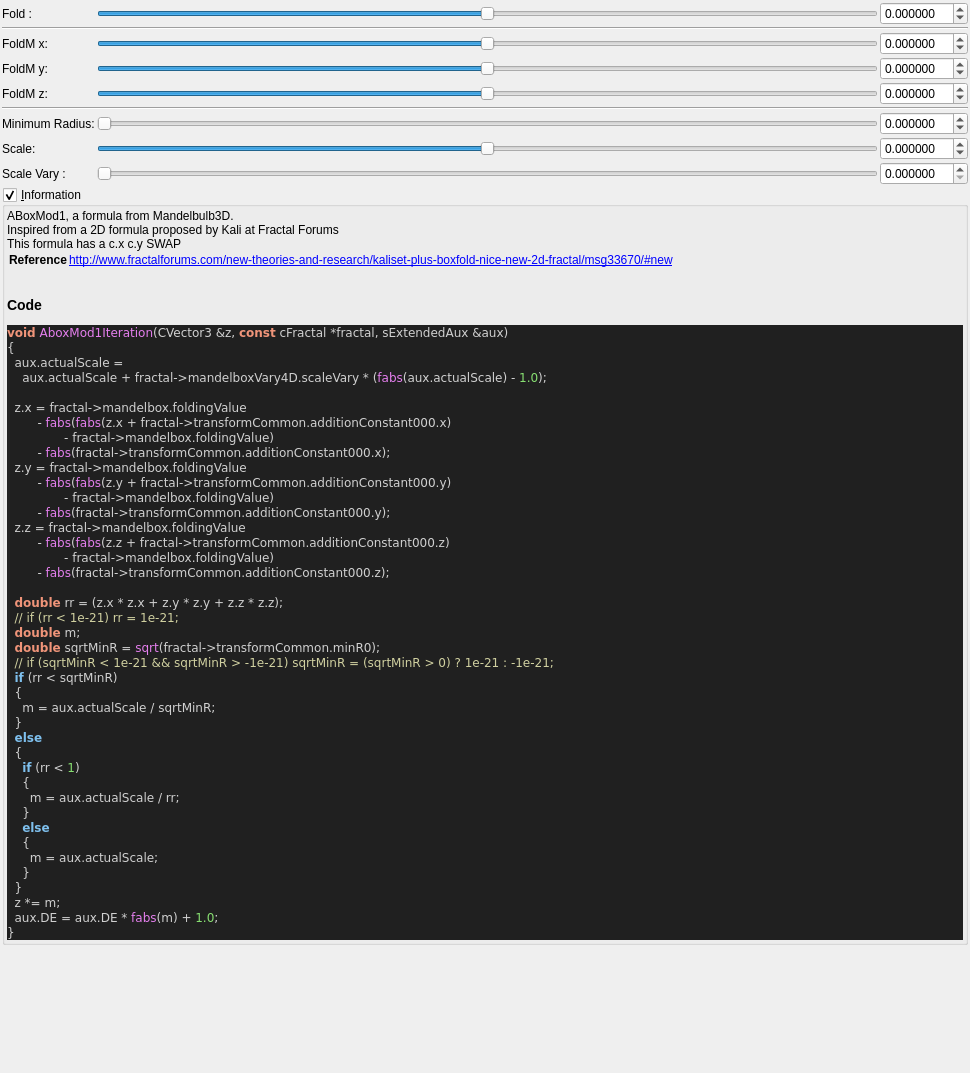
Qt form mandelbulber2/qt_data/fractal_aboxMod1.ui (buddhi1980/mandelbulber2) before a commit.
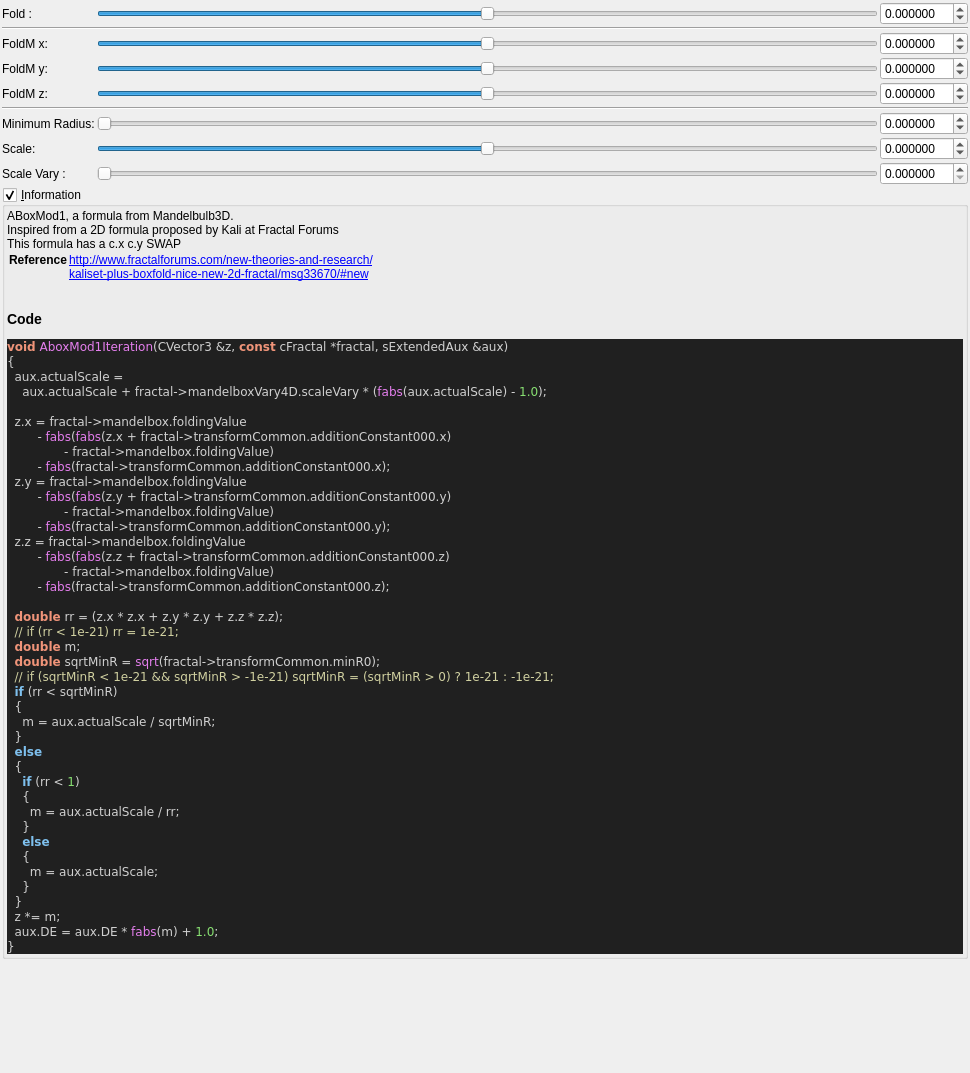
The same form after that commit. Custom widgets are drawn as their Qt base class.

Patch:
```diff
--- a/mandelbulber2/qt_data/fractal_aboxMod1.ui
+++ b/mandelbulber2/qt_data/fractal_aboxMod1.ui
@@ -465,7 +465,8 @@
        <widget class="QLabel" name="label_code_content">
         <property name="text">
          <string>&lt;p&gt;ABoxMod1, a formula from Mandelbulb3D.&lt;br&gt;Inspired from a 2D formula proposed by Kali at Fractal Forums&lt;br&gt;This formula has a c.x c.y SWAP&lt;/p&gt;&lt;table&gt;
-&lt;tr&gt;&lt;th&gt;Reference&lt;/th&gt;&lt;td&gt;&lt;a href=&quot;http://www.fractalforums.com/new-theories-and-research/kaliset-plus-boxfold-nice-new-2d-fractal/msg33670/#new&quot;&gt;http://www.fractalforums.com/new-theories-and-research/kaliset-plus-boxfold-nice-new-2d-fractal/msg33670/#new&lt;br&gt;
+&lt;tr&gt;&lt;th&gt;Reference&lt;/th&gt;&lt;td&gt;&lt;a href=&quot;http://www.fractalforums.com/new-theories-and-research/&quot;&gt;http://www.fractalforums.com/new-theories-and-research/&lt;br&gt;
+&lt;a href=&quot;kaliset-plus-boxfold-nice-new-2d-fractal/msg33670/#new&quot;&gt;kaliset-plus-boxfold-nice-new-2d-fractal/msg33670/#new&lt;br&gt;
 &lt;/td&gt;&lt;/tr&gt;
 &lt;/table&gt;
 &lt;h3&gt;Code&lt;/h3&gt;
```
